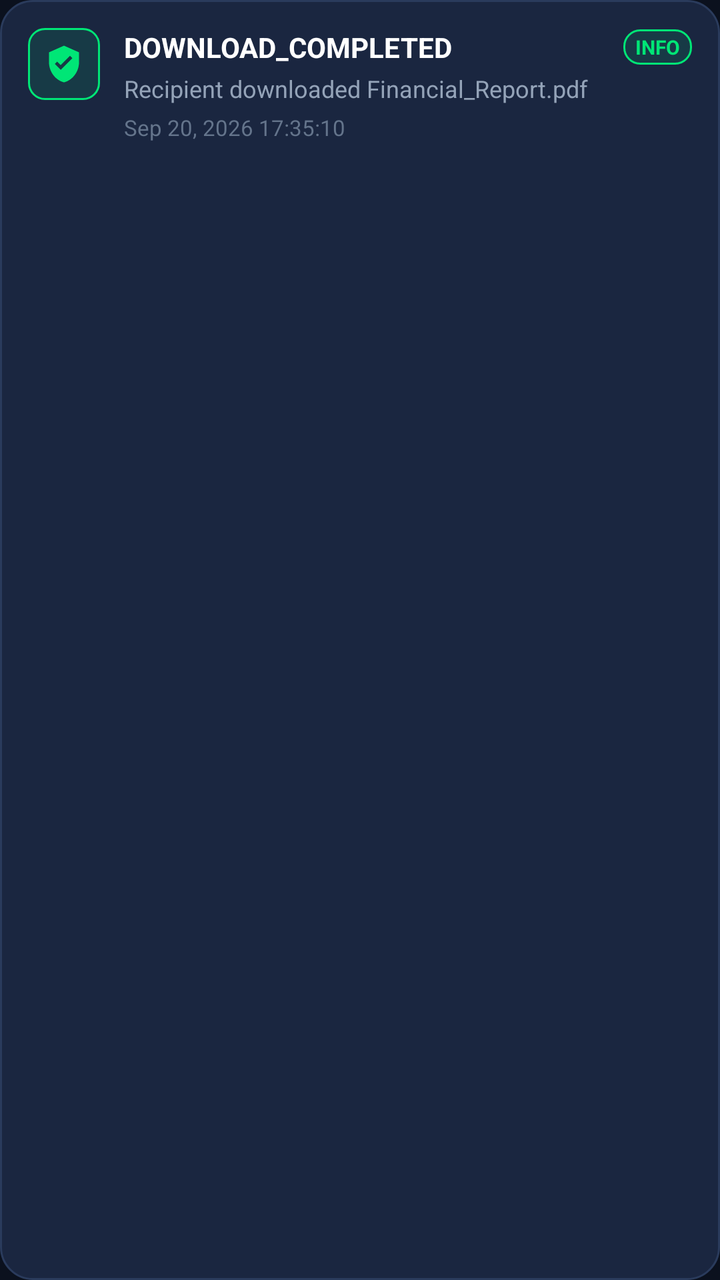
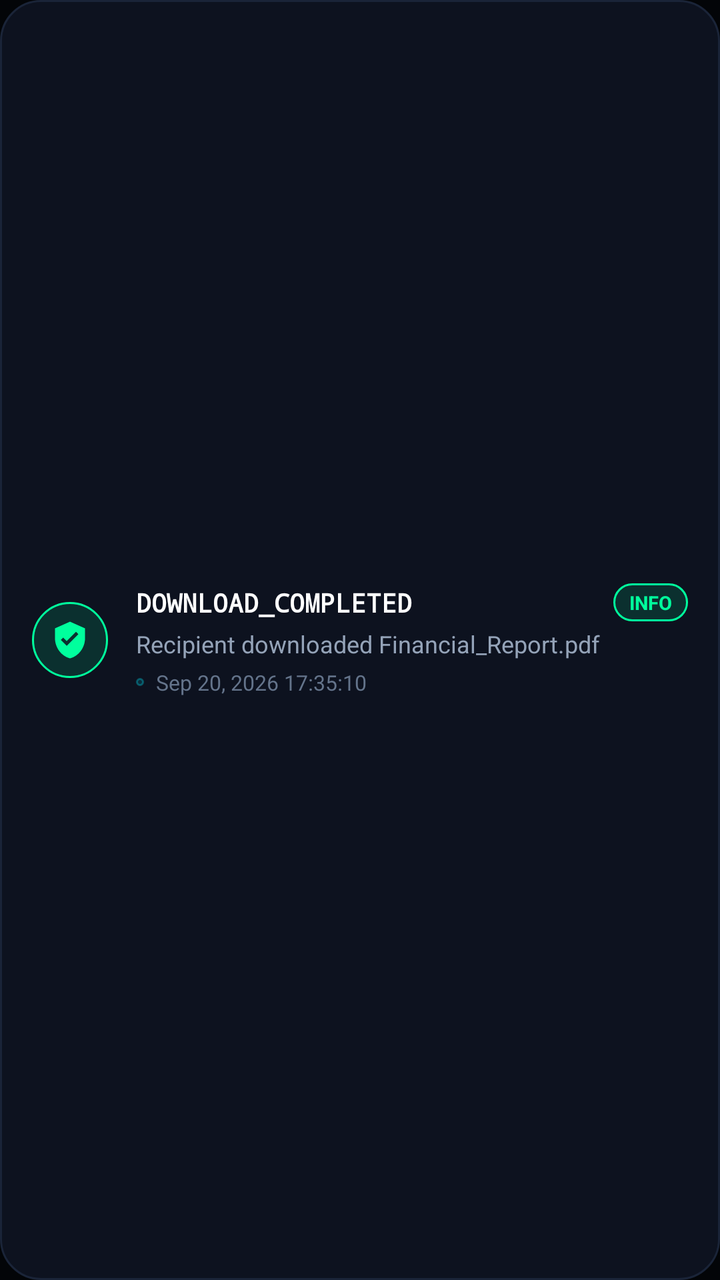

Two renders of the same Android screen: before a commit and after it. Below are the layout's source before the change and the commit's diff.
<!-- AndroidManifest.xml: application theme Theme.SecureDrop -->
<!-- res/layout/item_audit_log.xml -->
<?xml version="1.0" encoding="utf-8"?>
<LinearLayout xmlns:android="http://schemas.android.com/apk/res/android"
    xmlns:app="http://schemas.android.com/apk/res-auto"
    android:layout_width="match_parent"
    android:layout_height="wrap_content"
    android:layout_marginBottom="12dp"
    android:background="@drawable/bg_card_cyber"
    android:orientation="horizontal"
    android:padding="14dp">

    <ImageView
        android:id="@+id/ivLogSeverity"
        android:layout_width="36dp"
        android:layout_height="36dp"
        android:background="@drawable/bg_badge_green"
        android:padding="8dp"
        android:src="@drawable/ic_shield_check"
        app:tint="@color/security_green" />

    <LinearLayout
        android:layout_width="0dp"
        android:layout_height="wrap_content"
        android:layout_marginStart="12dp"
        android:layout_weight="1"
        android:orientation="vertical">

        <LinearLayout
            android:layout_width="match_parent"
            android:layout_height="wrap_content"
            android:gravity="center_vertical"
            android:orientation="horizontal">

            <TextView
                android:id="@+id/tvLogEventType"
                android:layout_width="0dp"
                android:layout_height="wrap_content"
                android:layout_weight="1"
                android:text="DOWNLOAD_COMPLETED"
                android:textColor="@color/text_primary"
                android:textSize="14sp"
                android:textStyle="bold" />

            <TextView
                android:id="@+id/tvLogSeverityBadge"
                android:layout_width="wrap_content"
                android:layout_height="wrap_content"
                android:background="@drawable/bg_badge_green"
                android:paddingStart="6dp"
                android:paddingTop="2dp"
                android:paddingEnd="6dp"
                android:paddingBottom="2dp"
                android:text="INFO"
                android:textColor="@color/security_green"
                android:textSize="10sp"
                android:textStyle="bold" />
        </LinearLayout>

        <TextView
            android:id="@+id/tvLogDescription"
            android:layout_width="match_parent"
            android:layout_height="wrap_content"
            android:layout_marginTop="3dp"
            android:text="Recipient downloaded Financial_Report.pdf"
            android:textColor="@color/text_secondary"
            android:textSize="12sp" />

        <TextView
            android:id="@+id/tvLogTimestamp"
            android:layout_width="wrap_content"
            android:layout_height="wrap_content"
            android:layout_marginTop="4dp"
            android:text="Sep 20, 2026 17:35:10"
            android:textColor="@color/text_muted"
            android:textSize="11sp" />
    </LinearLayout>
</LinearLayout>
<!-- resources referenced by this layout -->
<resources>
  <color name="security_green">#00E676</color>
  <color name="text_muted">#64748B</color>
  <color name="text_primary">#FFFFFF</color>
  <color name="text_secondary">#94A3B8</color>
  <!-- drawable bg_badge_green (drawable) -->
  <?xml version="1.0" encoding="utf-8"?>
  <shape xmlns:android="http://schemas.android.com/apk/res/android"
      android:shape="rectangle">
      <solid android:color="@color/security_green_bg" />
      <corners android:radius="8dp" />
      <stroke
          android:width="1dp"
          android:color="@color/security_green" />
  </shape>
  <!-- drawable bg_card_cyber (drawable) -->
  <?xml version="1.0" encoding="utf-8"?>
  <shape xmlns:android="http://schemas.android.com/apk/res/android"
      android:shape="rectangle">
      <solid android:color="@color/bg_surface_card" />
      <corners android:radius="16dp" />
      <stroke
          android:width="1dp"
          android:color="@color/border_subtle" />
  </shape>
  <!-- drawable ic_shield_check (drawable) -->
  <?xml version="1.0" encoding="utf-8"?>
  <vector xmlns:android="http://schemas.android.com/apk/res/android"
      android:width="24dp"
      android:height="24dp"
      android:viewportWidth="24"
      android:viewportHeight="24"
      android:tint="?attr/colorControlNormal">
      <path
          android:fillColor="@color/white"
          android:pathData="M12,1L3,5v6c0,5.55 3.84,10.74 9,12c5.16,-1.26 9,-6.45 9,-12V5L12,1z M10,15.5l-3.5,-3.5l1.41,-1.41L10,12.67l5.59,-5.59L17,8.5L10,15.5z"/>
  </vector>
  <style name="Theme.SecureDrop" parent="Theme.MaterialComponents.DayNight.NoActionBar">
          
          <item name="colorPrimary">@color/brand_primary</item>
          <item name="colorPrimaryVariant">@color/brand_primary_variant</item>
          <item name="colorOnPrimary">@color/white</item>
          
          <item name="colorSecondary">@color/brand_accent</item>
          <item name="colorSecondaryVariant">@color/brand_accent</item>
          <item name="colorOnSecondary">@color/bg_dark</item>
          
          <item name="android:statusBarColor">@color/bg_dark</item>
          <item name="android:navigationBarColor">@color/bg_dark</item>
          <item name="android:windowBackground">@color/bg_dark</item>
          <item name="android:windowLightStatusBar">false</item>
      </style>
  <color name="security_green_bg">#1A00E676</color>
  <color name="bg_surface_card">#1A2640</color>
  <color name="border_subtle">#2A3B5C</color>
  <color name="white">#FFFFFF</color>
  <color name="brand_primary">#0A84FF</color>
  <color name="brand_primary_variant">#0066CC</color>
  <color name="brand_accent">#00D2FF</color>
  <color name="bg_dark">#0B111E</color>
</resources>

<!-- the commit's change to res/layout/item_audit_log.xml (unified diff, before → after) -->
@@ -3,24 +3,25 @@
     xmlns:app="http://schemas.android.com/apk/res-auto"
     android:layout_width="match_parent"
     android:layout_height="wrap_content"
-    android:layout_marginBottom="12dp"
+    android:layout_marginBottom="10dp"
     android:background="@drawable/bg_card_cyber"
+    android:gravity="center_vertical"
     android:orientation="horizontal"
-    android:padding="14dp">
+    android:padding="16dp">
 
     <ImageView
         android:id="@+id/ivLogSeverity"
-        android:layout_width="36dp"
-        android:layout_height="36dp"
+        android:layout_width="38dp"
+        android:layout_height="38dp"
         android:background="@drawable/bg_badge_green"
-        android:padding="8dp"
+        android:padding="9dp"
         android:src="@drawable/ic_shield_check"
         app:tint="@color/security_green" />
 
     <LinearLayout
         android:layout_width="0dp"
         android:layout_height="wrap_content"
-        android:layout_marginStart="12dp"
+        android:layout_marginStart="14dp"
         android:layout_weight="1"
         android:orientation="vertical">
 
@@ -35,9 +36,12 @@
                 android:layout_width="0dp"
                 android:layout_height="wrap_content"
                 android:layout_weight="1"
+                android:ellipsize="end"
+                android:fontFamily="monospace"
+                android:singleLine="true"
                 android:text="DOWNLOAD_COMPLETED"
                 android:textColor="@color/text_primary"
-                android:textSize="14sp"
+                android:textSize="13sp"
                 android:textStyle="bold" />
 
             <TextView
@@ -45,13 +49,13 @@
                 android:layout_width="wrap_content"
                 android:layout_height="wrap_content"
                 android:background="@drawable/bg_badge_green"
-                android:paddingStart="6dp"
-                android:paddingTop="2dp"
-                android:paddingEnd="6dp"
-                android:paddingBottom="2dp"
+                android:paddingStart="8dp"
+                android:paddingTop="3dp"
+                android:paddingEnd="8dp"
+                android:paddingBottom="3dp"
                 android:text="INFO"
                 android:textColor="@color/security_green"
-                android:textSize="10sp"
+                android:textSize="9.5sp"
                 android:textStyle="bold" />
         </LinearLayout>
 
@@ -64,13 +68,26 @@
             android:textColor="@color/text_secondary"
             android:textSize="12sp" />
 
-        <TextView
-            android:id="@+id/tvLogTimestamp"
+        <LinearLayout
             android:layout_width="wrap_content"
             android:layout_height="wrap_content"
             android:layout_marginTop="4dp"
-            android:text="Sep 20, 2026 17:35:10"
-            android:textColor="@color/text_muted"
-            android:textSize="11sp" />
+            android:gravity="center_vertical"
+            android:orientation="horizontal">
+
+            <View
+                android:layout_width="4dp"
+                android:layout_height="4dp"
+                android:background="@drawable/bg_badge_blue" />
+
+            <TextView
+                android:id="@+id/tvLogTimestamp"
+                android:layout_width="wrap_content"
+                android:layout_height="wrap_content"
+                android:layout_marginStart="6dp"
+                android:text="Sep 20, 2026 17:35:10"
+                android:textColor="@color/text_muted"
+                android:textSize="10.5sp" />
+        </LinearLayout>
     </LinearLayout>
 </LinearLayout>
<!-- resource entries referenced after the edit -->
@@ -1,15 +1,25 @@
 <!-- resources referenced by this layout -->
 <resources>
-  <color name="security_green">#00E676</color>
+  <color name="security_green">#00FF9D</color>
   <color name="text_muted">#64748B</color>
   <color name="text_primary">#FFFFFF</color>
   <color name="text_secondary">#94A3B8</color>
+  <!-- drawable bg_badge_blue (drawable) -->
+  <?xml version="1.0" encoding="utf-8"?>
+  <shape xmlns:android="http://schemas.android.com/apk/res/android"
+      android:shape="rectangle">
+      <solid android:color="@color/security_blue_bg" />
+      <corners android:radius="24dp" />
+      <stroke
+          android:width="1dp"
+          android:color="@color/border_glow" />
+  </shape>
   <!-- drawable bg_badge_green (drawable) -->
   <?xml version="1.0" encoding="utf-8"?>
   <shape xmlns:android="http://schemas.android.com/apk/res/android"
       android:shape="rectangle">
       <solid android:color="@color/security_green_bg" />
-      <corners android:radius="8dp" />
+      <corners android:radius="24dp" />
       <stroke
           android:width="1dp"
           android:color="@color/security_green" />
@@ -19,7 +29,7 @@
   <shape xmlns:android="http://schemas.android.com/apk/res/android"
       android:shape="rectangle">
       <solid android:color="@color/bg_surface_card" />
-      <corners android:radius="16dp" />
+      <corners android:radius="20dp" />
       <stroke
           android:width="1dp"
           android:color="@color/border_subtle" />
@@ -40,24 +50,27 @@
           
           <item name="colorPrimary">@color/brand_primary</item>
           <item name="colorPrimaryVariant">@color/brand_primary_variant</item>
-          <item name="colorOnPrimary">@color/white</item>
+          <item name="colorOnPrimary">@color/black</item>
           
           <item name="colorSecondary">@color/brand_accent</item>
           <item name="colorSecondaryVariant">@color/brand_accent</item>
-          <item name="colorOnSecondary">@color/bg_dark</item>
+          <item name="colorOnSecondary">@color/black</item>
           
           <item name="android:statusBarColor">@color/bg_dark</item>
           <item name="android:navigationBarColor">@color/bg_dark</item>
           <item name="android:windowBackground">@color/bg_dark</item>
           <item name="android:windowLightStatusBar">false</item>
       </style>
-  <color name="security_green_bg">#1A00E676</color>
-  <color name="bg_surface_card">#1A2640</color>
-  <color name="border_subtle">#2A3B5C</color>
+  <color name="security_blue_bg">#2000E5FF</color>
+  <color name="border_glow">#4D00F0FF</color>
+  <color name="security_green_bg">#2000FF9D</color>
+  <color name="bg_surface_card">#0D121F</color>
+  <color name="border_subtle">#1A2438</color>
   <color name="white">#FFFFFF</color>
-  <color name="brand_primary">#0A84FF</color>
-  <color name="brand_primary_variant">#0066CC</color>
-  <color name="brand_accent">#00D2FF</color>
-  <color name="bg_dark">#0B111E</color>
+  <color name="brand_primary">#00E5FF</color>
+  <color name="brand_primary_variant">#00B0FF</color>
+  <color name="black">#000000</color>
+  <color name="brand_accent">#00F0FF</color>
+  <color name="bg_dark">#030508</color>
 </resources>
 
